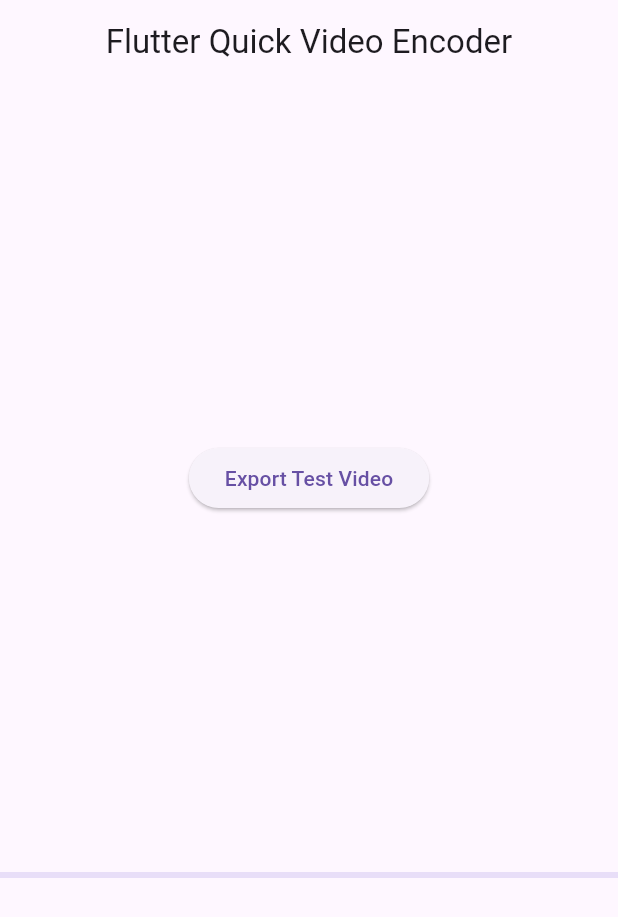
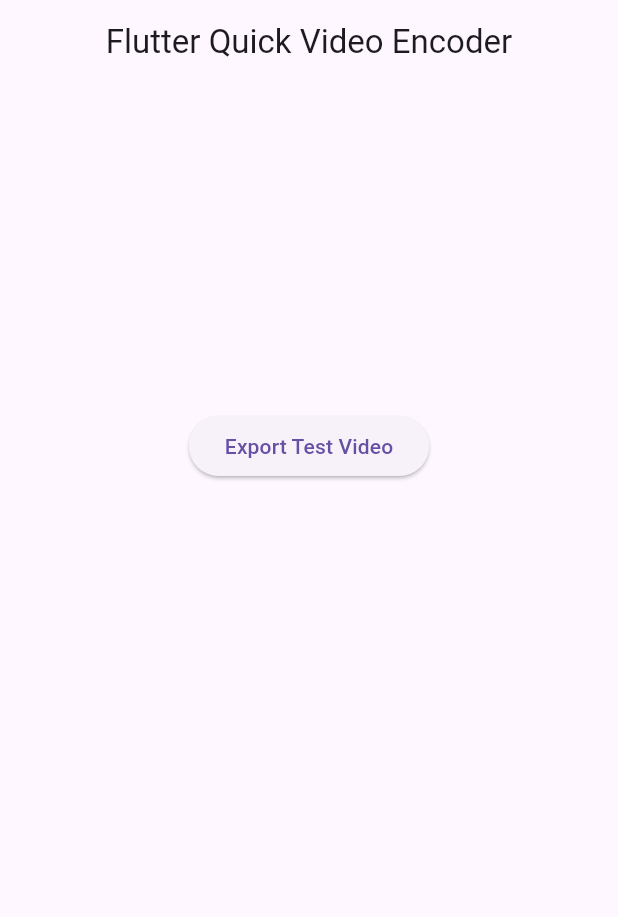
Before and after one commit to chipweinberger/flutter_quick_video_encoder, a Flutter app: the screen it shows after launch, on a phone screen of 412 x 824 dp. Shown: the top 917 px of the screen. Run offline on Flutter 3.47's test engine with Material 3 defaults, Android fonts, the phone set to English and light mode, and no system bars.

```diff
--- a/example/lib/main.dart
+++ b/example/lib/main.dart
@@ -103,7 +103,7 @@ class _FqveAppState extends State<FqveApp> {
         filepath: filepath,
       );
 
-      int totalFrames = 300;
+      int totalFrames = 120;
       for (int i = 0; i < totalFrames; i++) {
         Uint8List frameData = _generateFrameData(i);
         await FlutterQuickVideoEncoder.appendVideoFrame(frameData);
@@ -152,8 +152,14 @@ class _FqveAppState extends State<FqveApp> {
                         onPressed: exportVideo,
                         child: Text('Export Test Video'),
                       ),
-                      LinearProgressIndicator(
-                        value: progress,
+                      Padding(
+                        padding: const EdgeInsets.all(32.0),
+                        child: Opacity(
+                          opacity: progress > 0 ? 1 : 0,
+                          child: LinearProgressIndicator(
+                            value: progress,
+                          ),
+                        ),
                       ),
                     ],
                   ),
```
Also changed, not shown: 1 other file.
